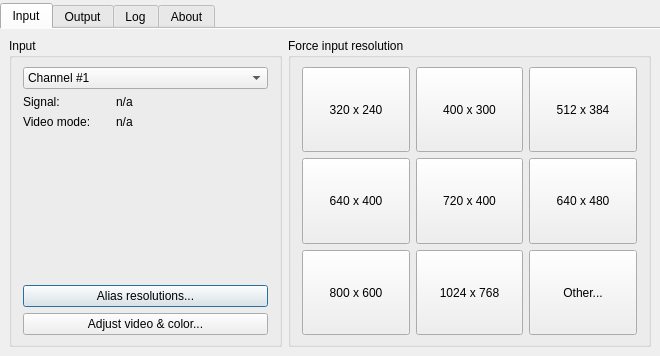
Above: src/display/qt/d_control_panel.ui from mrehkopf/vcs before the change. Below: the same form after it.
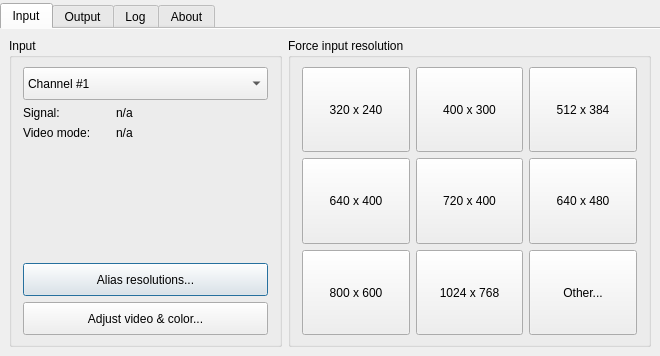
That is the form after the change.

Commit message: Increase GUI buttons' height on control panel's input tab

What changed in the file:
```diff
--- a/src/display/qt/d_control_panel.ui
+++ b/src/display/qt/d_control_panel.ui
@@ -101,6 +101,12 @@
              </property>
              <item row="0" column="0" colspan="2">
               <widget class="QComboBox" name="comboBox_inputChannel">
+               <property name="minimumSize">
+                <size>
+                 <width>0</width>
+                 <height>33</height>
+                </size>
+               </property>
                <item>
                 <property name="text">
                  <string>Channel #1</string>
@@ -149,6 +155,12 @@
                  <verstretch>0</verstretch>
                 </sizepolicy>
                </property>
+               <property name="minimumSize">
+                <size>
+                 <width>0</width>
+                 <height>33</height>
+                </size>
+               </property>
                <property name="text">
                 <string>Alias resolutions...</string>
                </property>
@@ -156,6 +168,12 @@
              </item>
              <item row="7" column="0" colspan="2">
               <widget class="QPushButton" name="pushButton_inputAdjustVideoColor">
+               <property name="minimumSize">
+                <size>
+                 <width>0</width>
+                 <height>33</height>
+                </size>
+               </property>
                <property name="text">
                 <string>Adjust video &amp;&amp; color...</string>
                </property>
```
